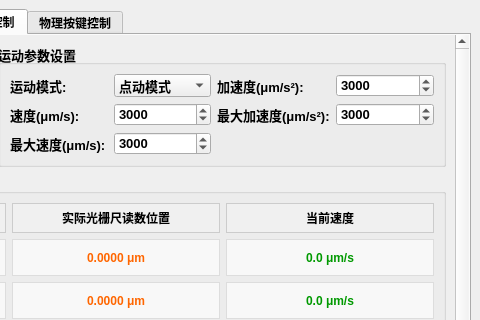
First picture: the form in src/ui/MutiCamApp.ui, repository NicoleKJ9721/MutiCamApp, before the edit; both pictures show x 534 to 1014 and y 0 to 320 of the 1014 by 739 pixel window.
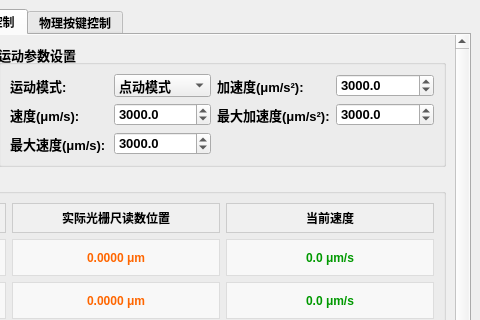
Second picture: the form after the edit. The open tabs and pages were chosen to show the change.

Commit message:
⚡️ perf(speed, acceleration): 调整速度和加速度相关的数值类型和限制
- 将 `QSpinBox` 更改为 `QDoubleSpinBox` 以支持更精细的数值输入。
- 更新了 `config/settings.json` 中与速度和加速度相关的配置值，使其能够接受双精度浮点数。
- 修改了 `AxisControllerEnums.h` 中 `MAX_SPEED` 的定义，以匹配新的数值类型。
- 更新了 `MutiCamApp.cpp` 中与速度和加速度相关的槽函数签名和内部逻辑，以处理 `double` 类型。
- 调整了 `MutiCamApp.ui` 文件中涉及速度和加速度的 `QSpinBox` 为 `QDoubleSpinBox`，并更新了相应的属性设置，如 `decimals` 和 `singleStep`。

Diff of the .ui file:
```diff
--- a/src/ui/MutiCamApp.ui
+++ b/src/ui/MutiCamApp.ui
@@ -3770,15 +3770,21 @@
                   </widget>
                  </item>
                  <item row="1" column="1">
-                  <widget class="QSpinBox" name="spinBoxSpeed">
-                   <property name="minimum">
+                  <widget class="QDoubleSpinBox" name="spinBoxSpeed">
+                   <property name="decimals">
                     <number>1</number>
                    </property>
+                   <property name="minimum">
+                    <double>0.10000000000000001</double>
+                   </property>
                    <property name="maximum">
-                    <number>7000</number>
+                    <double>6000</double>
+                   </property>
+                   <property name="singleStep">
+                    <double>0.10000000000000001</double>
                    </property>
                    <property name="value">
-                    <number>3000</number>
+                    <double>3000</double>
                    </property>
                   </widget>
                  </item>
@@ -3790,15 +3796,21 @@
                   </widget>
                  </item>
                  <item row="1" column="3">
-                  <widget class="QSpinBox" name="spinBoxMaxAccel">
-                   <property name="minimum">
+                  <widget class="QDoubleSpinBox" name="spinBoxMaxAccel">
+                   <property name="decimals">
                     <number>1</number>
                    </property>
+                   <property name="minimum">
+                    <double>0.10000000000000001</double>
+                   </property>
                    <property name="maximum">
-                    <number>7000</number>
+                    <double>7000</double>
+                   </property>
+                   <property name="singleStep">
+                    <double>0.10000000000000001</double>
                    </property>
                    <property name="value">
-                    <number>3000</number>
+                    <double>3000</double>
                    </property>
                   </widget>
                  </item>
@@ -3831,15 +3843,21 @@
                   </widget>
                  </item>
                  <item row="0" column="3">
-                  <widget class="QSpinBox" name="spinBoxAccel">
-                   <property name="minimum">
+                  <widget class="QDoubleSpinBox" name="spinBoxAccel">
+                   <property name="decimals">
                     <number>1</number>
                    </property>
+                   <property name="minimum">
+                    <double>0.10000000000000001</double>
+                   </property>
                    <property name="maximum">
-                    <number>7000</number>
+                    <double>7000</double>
+                   </property>
+                   <property name="singleStep">
+                    <double>0.10000000000000001</double>
                    </property>
                    <property name="value">
-                    <number>3000</number>
+                    <double>3000</double>
                    </property>
                   </widget>
                  </item>
@@ -3851,15 +3869,21 @@
                   </widget>
                  </item>
                  <item row="2" column="1">
-                  <widget class="QSpinBox" name="spinBoxMaxSpeed">
-                   <property name="minimum">
+                  <widget class="QDoubleSpinBox" name="spinBoxMaxSpeed">
+                   <property name="decimals">
                     <number>1</number>
                    </property>
+                   <property name="minimum">
+                    <double>0.10000000000000001</double>
+                   </property>
                    <property name="maximum">
-                    <number>7000</number>
+                    <double>6000</double>
+                   </property>
+                   <property name="singleStep">
+                    <double>0.10000000000000001</double>
                    </property>
                    <property name="value">
-                    <number>3000</number>
+                    <double>3000</double>
                    </property>
                   </widget>
                  </item>
```
The commit also changes 4 other files.
